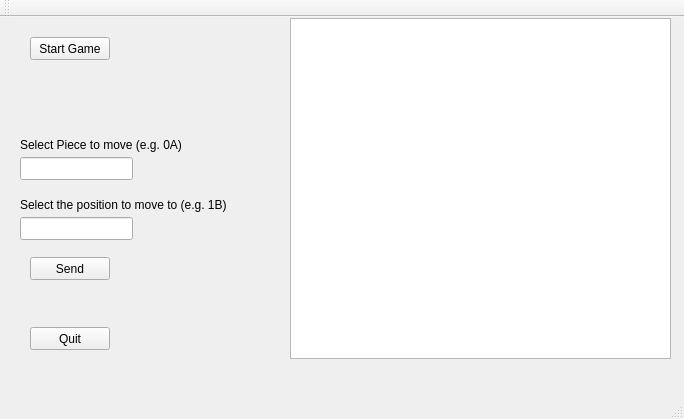
Old version of the form 340Checkers/mainwindow.ui in the repository kzettlmeier/CS340Checkers.
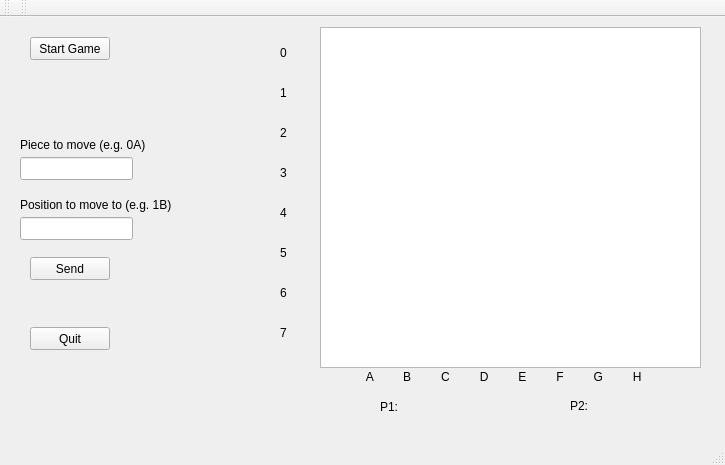
New version of the form.

Commit message: Added changes from Shane that will add a grid to the UI and also add the players score to the screen.

What changed in the file:
```diff
--- a/340Checkers/mainwindow.ui
+++ b/340Checkers/mainwindow.ui
@@ -6,8 +6,8 @@
    <rect>
     <x>0</x>
     <y>0</y>
-    <width>684</width>
-    <height>419</height>
+    <width>725</width>
+    <height>465</height>
    </rect>
   </property>
   <property name="windowTitle">
@@ -57,7 +57,7 @@
      </rect>
     </property>
     <property name="text">
-     <string>Select Piece to move (e.g. 0A)</string>
+     <string>Piece to move (e.g. 0A)</string>
     </property>
    </widget>
    <widget class="QLabel" name="label_2">
@@ -65,12 +65,12 @@
      <rect>
       <x>20</x>
       <y>180</y>
-      <width>291</width>
+      <width>211</width>
       <height>16</height>
      </rect>
     </property>
     <property name="text">
-     <string>Select the position to move to (e.g. 1B)</string>
+     <string>Position to move to (e.g. 1B)</string>
     </property>
    </widget>
    <widget class="QPushButton" name="StartButton">
@@ -102,13 +102,156 @@
    <widget class="QGraphicsView" name="gv">
     <property name="geometry">
      <rect>
-      <x>290</x>
-      <y>1</y>
+      <x>320</x>
+      <y>10</y>
       <width>381</width>
       <height>341</height>
      </rect>
     </property>
    </widget>
+   <widget class="QLabel" name="p1score">
+    <property name="geometry">
+     <rect>
+      <x>380</x>
+      <y>380</y>
+      <width>121</width>
+      <height>20</height>
+     </rect>
+    </property>
+    <property name="text">
+     <string>P1:</string>
+    </property>
+   </widget>
+   <widget class="QLabel" name="p2score">
+    <property name="geometry">
+     <rect>
+      <x>570</x>
+      <y>380</y>
+      <width>111</width>
+      <height>17</height>
+     </rect>
+    </property>
+    <property name="text">
+     <string>P2:</string>
+    </property>
+   </widget>
+   <widget class="QLabel" name="rows">
+    <property name="geometry">
+     <rect>
+      <x>280</x>
+      <y>20</y>
+      <width>21</width>
+      <height>31</height>
+     </rect>
+    </property>
+    <property name="text">
+     <string>0</string>
+    </property>
+   </widget>
+   <widget class="QLabel" name="cols">
+    <property name="geometry">
+     <rect>
+      <x>320</x>
+      <y>350</y>
+      <width>381</width>
+      <height>20</height>
+     </rect>
+    </property>
+    <property name="text">
+     <string>              A         B         C         D         E         F         G         H </string>
+    </property>
+   </widget>
+   <widget class="QLabel" name="rows_2">
+    <property name="geometry">
+     <rect>
+      <x>280</x>
+      <y>60</y>
+      <width>21</width>
+      <height>31</height>
+     </rect>
+    </property>
+    <property name="text">
+     <string>1</string>
+    </property>
+   </widget>
+   <widget class="QLabel" name="rows_3">
+    <property name="geometry">
+     <rect>
+      <x>280</x>
+      <y>100</y>
+      <width>21</width>
+      <height>31</height>
+     </rect>
+    </property>
+    <property name="text">
+     <string>2</string>
+    </property>
+   </widget>
+   <widget class="QLabel" name="rows_5">
+    <property name="geometry">
+     <rect>
+      <x>280</x>
+      <y>140</y>
+      <width>21</width>
+      <height>31</height>
+     </rect>
+    </property>
+    <property name="text">
+     <string>3</string>
+    </property>
+   </widget>
+   <widget class="QLabel" name="rows_6">
+    <property name="geometry">
+     <rect>
+      <x>280</x>
+      <y>180</y>
+      <width>21</width>
+      <height>31</height>
+     </rect>
+    </property>
+    <property name="text">
+     <string>4</string>
+    </property>
+   </widget>
+   <widget class="QLabel" name="rows_7">
+    <property name="geometry">
+     <rect>
+      <x>280</x>
+      <y>220</y>
+      <width>21</width>
+      <height>31</height>
+     </rect>
+    </property>
+    <property name="text">
+     <string>5</string>
+    </property>
+   </widget>
+   <widget class="QLabel" name="rows_8">
+    <property name="geometry">
+     <rect>
+      <x>280</x>
+      <y>260</y>
+      <width>21</width>
+      <height>31</height>
+     </rect>
+    </property>
+    <property name="text">
+     <string>6</string>
+    </property>
+   </widget>
+   <widget class="QLabel" name="rows_9">
+    <property name="geometry">
+     <rect>
+      <x>280</x>
+      <y>300</y>
+      <width>21</width>
+      <height>31</height>
+     </rect>
+    </property>
+    <property name="text">
+     <string>7</string>
+    </property>
+   </widget>
   </widget>
   <widget class="QMenuBar" name="menuBar">
    <property name="geometry">
@@ -129,6 +272,17 @@
    </attribute>
   </widget>
   <widget class="QStatusBar" name="statusBar"/>
+  <widget class="QToolBar" name="toolBar">
+   <property name="windowTitle">
+    <string>toolBar</string>
+   </property>
+   <attribute name="toolBarArea">
+    <enum>TopToolBarArea</enum>
+   </attribute>
+   <attribute name="toolBarBreak">
+    <bool>false</bool>
+   </attribute>
+  </widget>
  </widget>
  <layoutdefault spacing="6" margin="11"/>
  <resources/>
```
Left out of the diff: 2 changed lines with no effect on the pictures. The commit also changes 13 other files.
